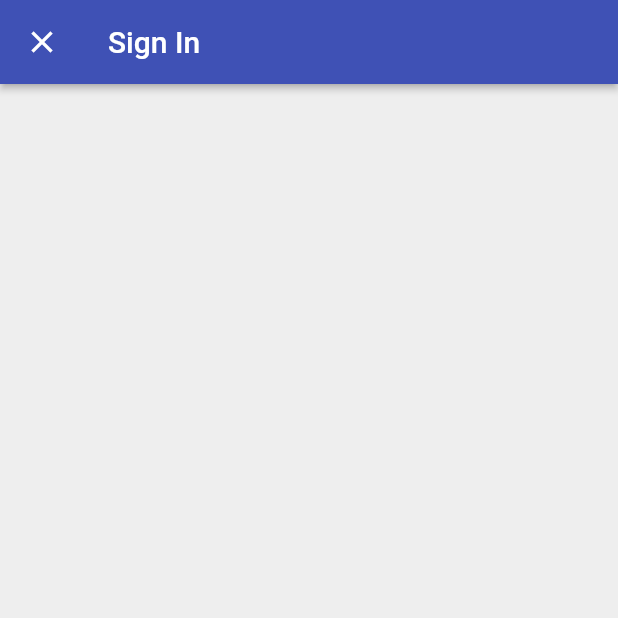
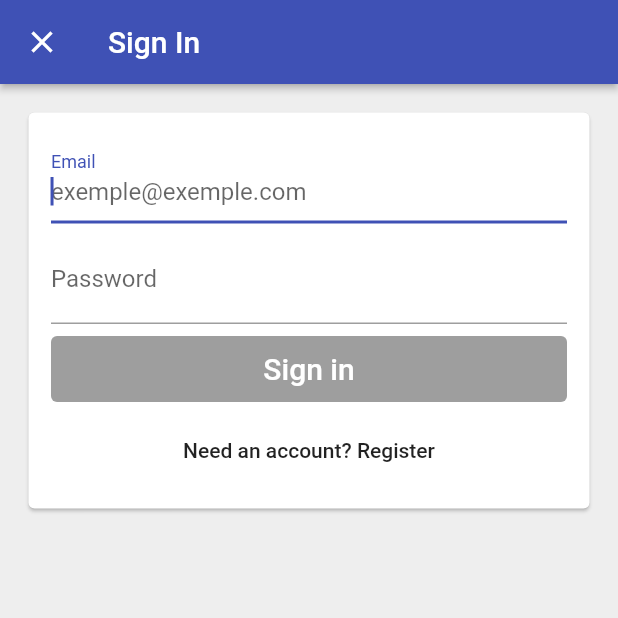
Before and after one commit to JagaimoDono/time_tracker, a Flutter app: the screen it shows after launch, after a tap on "Sign in with email", on a phone screen of 412 x 824 dp, the top half of it. Run offline on Flutter 3.47's test engine with Material 2 defaults, Android fonts, the phone set to English and light mode, and no system bars; our stand-ins replace firebase_auth, font_awesome_flutter, google_sign_in; missing offline and left inert: flutter_facebook_login; accounts and stored records are empty.

Commit message:
Sign in and register with email/password

```diff
--- a/lib/app/sign_in/email_sign_in_form.dart
+++ b/lib/app/sign_in/email_sign_in_form.dart
@@ -0,0 +1,129 @@
+import 'package:flutter/material.dart';
+import 'package:time_tracker_flutter/common_widgets/form_submit_button.dart';
+import 'package:time_tracker_flutter/services/auth.dart';
+
+enum EmailSignInFormType { signIn, register }
+
+class EmailSignInForm extends StatefulWidget {
+  EmailSignInForm({@required this.auth});
+
+  final AuthBase auth;
+
+  @override
+  _EmailSignInFormState createState() => _EmailSignInFormState();
+}
+
+class _EmailSignInFormState extends State<EmailSignInForm> {
+  final TextEditingController _emailController = TextEditingController();
+  final TextEditingController _passwordController = TextEditingController();
+  final FocusNode _emailFocusNode = FocusNode();
+  final FocusNode _passwordFocusNode = FocusNode();
+
+  String get _email => _emailController.text;
+  String get _password => _passwordController.text;
+
+  EmailSignInFormType _formType = EmailSignInFormType.signIn;
+
+  Future<void> _submit() async {
+    try {
+      if (_formType == EmailSignInFormType.signIn) {
+        widget.auth.signInWithEmailAndPassword(_email, _password);
+      } else {
+        widget.auth.registerWithEmailAndPassword(_email, _password);
+      }
+      Navigator.of(context).pop();
+    } catch (e) {
+      print(e.toString());
+    }
+  }
+
+  void _toggleFormType() {
+    setState(() {
+      _formType = _formType == EmailSignInFormType.signIn
+          ? EmailSignInFormType.register
+          : EmailSignInFormType.signIn;
+    });
+    _emailController.clear();
+    _passwordController.clear();
+  }
+
+  void _emailEditingComplete() {
+    FocusScope.of(context).requestFocus(_passwordFocusNode);
+  }
+
+  List<Widget> _buildChildren() {
+    final primaryText = _formType == EmailSignInFormType.signIn
+        ? 'Sign in'
+        : 'Create an account';
+    final secondaryText = _formType == EmailSignInFormType.signIn
+        ? 'Need an account? Register'
+        : 'Already have an account? Sign in';
+
+    bool _submitEnabled = _email.isNotEmpty && _password.isNotEmpty;
+
+    return [
+      _buildEmailTextField(),
+      SizedBox(
+        height: 8,
+      ),
+      _buildPasswordTextField(),
+      SizedBox(
+        height: 8,
+      ),
+      FormSubmitButton(
+        text: (primaryText),
+        onPressed: _submitEnabled ? _submit : null,
+      ),
+      SizedBox(
+        height: 8,
+      ),
+      FlatButton(
+        child: Text(secondaryText),
+        onPressed: _toggleFormType,
+      )
+    ];
+  }
+
+  TextField _buildPasswordTextField() {
+    return TextField(
+      decoration: InputDecoration(labelText: 'Password'),
+      obscureText: true,
+      controller: _passwordController,
+      textInputAction: TextInputAction.done,
+      focusNode: _passwordFocusNode,
+      onEditingComplete: _submit,
+      onChanged: (password) => _updateState(),
+    );
+  }
+
+  TextField _buildEmailTextField() {
+    return TextField(
+      decoration:
+          InputDecoration(labelText: 'Email', hintText: 'exemple@exemple.com'),
+      autocorrect: false,
+      autofocus: true,
+      controller: _emailController,
+      keyboardType: TextInputType.emailAddress,
+      textInputAction: TextInputAction.next,
+      focusNode: _emailFocusNode,
+      onEditingComplete: _emailEditingComplete,
+      onChanged: (email) => _updateState(),
+    );
+  }
+
+  @override
+  Widget build(BuildContext context) {
+    return Padding(
+      padding: const EdgeInsets.all(15.0),
+      child: Column(
+        crossAxisAlignment: CrossAxisAlignment.stretch,
+        mainAxisSize: MainAxisSize.min,
+        children: _buildChildren(),
+      ),
+    );
+  }
+
+  void _updateState() {
+    setState(() {});
+  }
+}
--- a/lib/app/sign_in/email_sign_in_page.dart
+++ b/lib/app/sign_in/email_sign_in_page.dart
@@ -1,6 +1,12 @@
 import 'package:flutter/material.dart';
+import 'package:time_tracker_flutter/app/sign_in/email_sign_in_form.dart';
+import 'package:time_tracker_flutter/services/auth.dart';
 
-class EmailSignInPpage extends StatelessWidget {
+class EmailSignInPage extends StatelessWidget {
+  EmailSignInPage({@required this.auth});
+
+  final AuthBase auth;
+
   @override
   Widget build(BuildContext context) {
     return Scaffold(
@@ -8,12 +14,15 @@
         title: Text('Sign In'),
         elevation: 2.0,
       ),
-      body: _buildContent(),
+      body: Padding(
+        padding: EdgeInsets.all(15.0),
+        child: Card(
+          child: EmailSignInForm(
+            auth: auth,
+          ),
+        ),
+      ),
       backgroundColor: Colors.grey[200],
     );
   }
-
-  _buildContent() {
-    return Container();
-  }
 }
--- a/lib/app/sign_in/sign_in_page.dart
+++ b/lib/app/sign_in/sign_in_page.dart
@@ -40,7 +40,9 @@
     Navigator.of(context).push(
       MaterialPageRoute<void>(
         fullscreenDialog: true,
-        builder: (context) => EmailSignInPpage(),
+        builder: (context) => EmailSignInPage(
+          auth: auth,
+        ),
       ),
     );
   }
--- /dev/null
+++ b/lib/common_widgets/form_submit_button.dart
@@ -0,0 +1,18 @@
+import 'package:flutter/material.dart';
+import 'package:time_tracker_flutter/common_widgets/custom_raised_button.dart';
+
+class FormSubmitButton extends CustomRaiseButton {
+  FormSubmitButton({
+    @required String text,
+    VoidCallback onPressed,
+  }) : super(
+          child: Text(
+            text,
+            style: TextStyle(color: Colors.white, fontSize: 20),
+          ),
+          height: 44,
+          color: Colors.indigo,
+          borderRadius: 4.0,
+          onPressed: onPressed,
+        );
+}
--- a/lib/services/auth.dart
+++ b/lib/services/auth.dart
@@ -15,7 +15,8 @@
   Future<User> signInAnonymously();
   Future<User> signInWithFaceBook();
   Future<User> signInWithGoogle();
-  Future<User> signInWithEmail();
+  Future<User> signInWithEmailAndPassword(String email, String password);
+  Future<User> registerWithEmailAndPassword(String email, String password);
   Future<void> signOut();
 }
 
@@ -98,7 +99,19 @@
   }
 
   @override
-  Future<User> signInWithEmail() async {}
+  Future<User> signInWithEmailAndPassword(String email, String password) async {
+    final authResult = await _firebaseAuth.signInWithEmailAndPassword(
+        email: email, password: password);
+    return _userFromFirebase(authResult.user);
+  }
+
+  @override
+  Future<User> registerWithEmailAndPassword(
+      String email, String password) async {
+    final authResult = await _firebaseAuth.createUserWithEmailAndPassword(
+        email: email, password: password);
+    return _userFromFirebase(authResult.user);
+  }
 
   @override
   Future<void> signOut() async {
```
Also changed, not shown: lib/app/sign_in/validators.dart (added).
